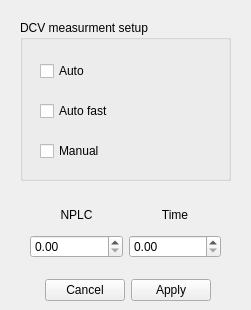
Before: the Qt Designer form ui/dc_measurment_setup.ui in is4rk/Fluke8588A-pyvisa, drawn with Qt 5.
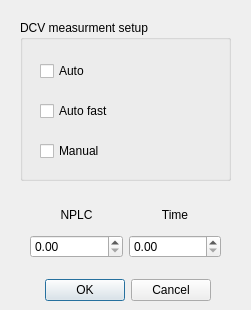
After: the same form once the commit is applied.

```diff
--- a/ui/dc_measurment_setup.ui
+++ b/ui/dc_measurment_setup.ui
@@ -96,7 +96,7 @@
     </sizepolicy>
    </property>
    <property name="standardButtons">
-    <set>QDialogButtonBox::StandardButton::Apply|QDialogButtonBox::StandardButton::Cancel</set>
+    <set>QDialogButtonBox::StandardButton::Ok|QDialogButtonBox::StandardButton::Cancel</set>
    </property>
   </widget>
   <widget class="QWidget" name="layoutWidget">
```
